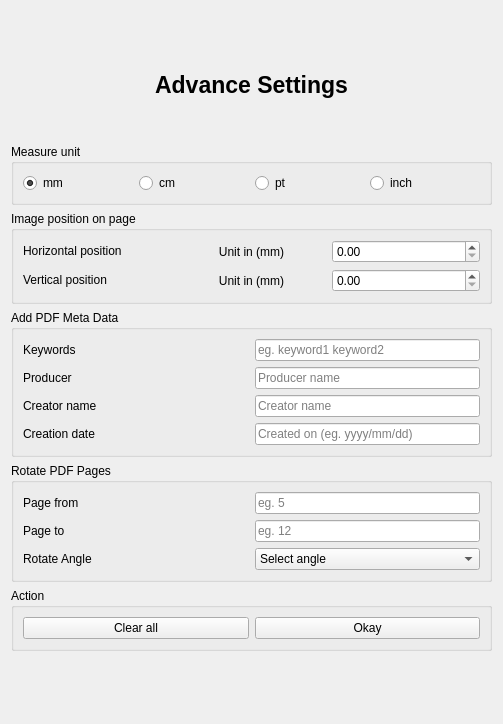
rishabh3354/JPG2PDF, file src/advance_setting.ui: the form before one commit.
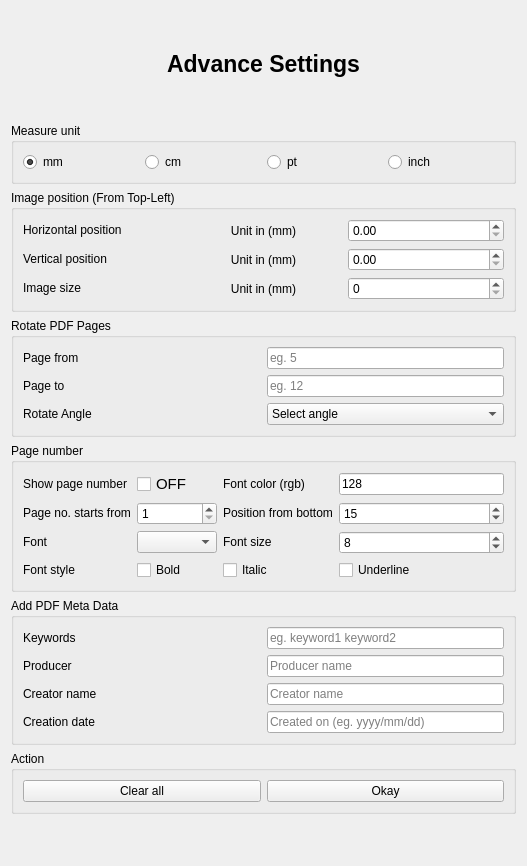
The form after the commit.

```diff
--- a/src/advance_setting.ui
+++ b/src/advance_setting.ui
@@ -6,8 +6,8 @@
    <rect>
     <x>0</x>
     <y>0</y>
-    <width>503</width>
-    <height>724</height>
+    <width>527</width>
+    <height>866</height>
    </rect>
   </property>
   <property name="windowTitle">
@@ -114,11 +114,34 @@
         </sizepolicy>
        </property>
        <property name="title">
-        <string>Image position on page</string>
+        <string>Image position (From Top-Left)</string>
        </property>
        <layout class="QVBoxLayout" name="verticalLayout_16">
         <item>
          <layout class="QGridLayout" name="gridLayout_28">
+          <item row="1" column="2">
+           <widget class="QDoubleSpinBox" name="v_value"/>
+          </item>
+          <item row="0" column="1">
+           <widget class="QLabel" name="h_unit">
+            <property name="text">
+             <string>Unit in (mm)</string>
+            </property>
+            <property name="alignment">
+             <set>Qt::AlignCenter</set>
+            </property>
+           </widget>
+          </item>
+          <item row="1" column="1">
+           <widget class="QLabel" name="v_unit">
+            <property name="text">
+             <string>Unit in (mm)</string>
+            </property>
+            <property name="alignment">
+             <set>Qt::AlignCenter</set>
+            </property>
+           </widget>
+          </item>
           <item row="1" column="0">
            <widget class="QLabel" name="label_25">
             <property name="sizePolicy">
@@ -132,29 +155,6 @@
             </property>
            </widget>
           </item>
-          <item row="1" column="1">
-           <widget class="QLabel" name="v_unit">
-            <property name="text">
-             <string>Unit in (mm)</string>
-            </property>
-            <property name="alignment">
-             <set>Qt::AlignCenter</set>
-            </property>
-           </widget>
-          </item>
-          <item row="0" column="1">
-           <widget class="QLabel" name="h_unit">
-            <property name="text">
-             <string>Unit in (mm)</string>
-            </property>
-            <property name="alignment">
-             <set>Qt::AlignCenter</set>
-            </property>
-           </widget>
-          </item>
-          <item row="0" column="2">
-           <widget class="QDoubleSpinBox" name="h_value"/>
-          </item>
           <item row="0" column="0">
            <widget class="QLabel" name="label_27">
             <property name="sizePolicy">
@@ -168,62 +168,11 @@
             </property>
            </widget>
           </item>
-          <item row="1" column="2">
-           <widget class="QDoubleSpinBox" name="v_value"/>
-          </item>
-         </layout>
-        </item>
-       </layout>
-      </widget>
-     </item>
-     <item>
-      <widget class="QGroupBox" name="groupBox_5">
-       <property name="sizePolicy">
-        <sizepolicy hsizetype="Preferred" vsizetype="Fixed">
-         <horstretch>0</horstretch>
-         <verstretch>0</verstretch>
-        </sizepolicy>
-       </property>
-       <property name="title">
-        <string>Add PDF Meta Data</string>
-       </property>
-       <layout class="QVBoxLayout" name="verticalLayout_12">
-        <item>
-         <layout class="QGridLayout" name="gridLayout_24">
-          <item row="0" column="1">
-           <widget class="QLineEdit" name="keywords">
-            <property name="sizePolicy">
-             <sizepolicy hsizetype="Preferred" vsizetype="Fixed">
-              <horstretch>0</horstretch>
-              <verstretch>0</verstretch>
-             </sizepolicy>
-            </property>
-            <property name="text">
-             <string/>
-            </property>
-            <property name="placeholderText">
-             <string>eg. keyword1 keyword2</string>
-            </property>
-           </widget>
-          </item>
-          <item row="2" column="1">
-           <widget class="QLineEdit" name="creator">
-            <property name="sizePolicy">
-             <sizepolicy hsizetype="Preferred" vsizetype="Fixed">
-              <horstretch>0</horstretch>
-              <verstretch>0</verstretch>
-             </sizepolicy>
-            </property>
-            <property name="text">
-             <string/>
-            </property>
-            <property name="placeholderText">
-             <string>Creator name</string>
-            </property>
-           </widget>
+          <item row="0" column="2">
+           <widget class="QDoubleSpinBox" name="h_value"/>
           </item>
           <item row="2" column="0">
-           <widget class="QLabel" name="label_19">
+           <widget class="QLabel" name="label_26">
             <property name="sizePolicy">
              <sizepolicy hsizetype="Preferred" vsizetype="Fixed">
               <horstretch>0</horstretch>
@@ -231,78 +180,24 @@
              </sizepolicy>
             </property>
             <property name="text">
-             <string>Creator name</string>
+             <string>Image size</string>
             </property>
            </widget>
           </item>
-          <item row="1" column="1">
-           <widget class="QLineEdit" name="producer">
-            <property name="sizePolicy">
-             <sizepolicy hsizetype="Preferred" vsizetype="Fixed">
-              <horstretch>0</horstretch>
-              <verstretch>0</verstretch>
-             </sizepolicy>
-            </property>
+          <item row="2" column="1">
+           <widget class="QLabel" name="image_size_unit">
             <property name="text">
-             <string/>
+             <string>Unit in (mm)</string>
             </property>
-            <property name="placeholderText">
-             <string>Producer name</string>
+            <property name="alignment">
+             <set>Qt::AlignCenter</set>
             </property>
            </widget>
           </item>
-          <item row="3" column="1">
-           <widget class="QLineEdit" name="created_on">
-            <property name="sizePolicy">
-             <sizepolicy hsizetype="Preferred" vsizetype="Fixed">
-              <horstretch>0</horstretch>
-              <verstretch>0</verstretch>
-             </sizepolicy>
-            </property>
-            <property name="text">
-             <string/>
-            </property>
-            <property name="placeholderText">
-             <string>Created on (eg. yyyy/mm/dd)</string>
-            </property>
-           </widget>
-          </item>
-          <item row="0" column="0">
-           <widget class="QLabel" name="label_17">
-            <property name="sizePolicy">
-             <sizepolicy hsizetype="Preferred" vsizetype="Fixed">
-              <horstretch>0</horstretch>
-              <verstretch>0</verstretch>
-             </sizepolicy>
-            </property>
-            <property name="text">
-             <string>Keywords</string>
-            </property>
-           </widget>
-          </item>
-          <item row="1" column="0">
-           <widget class="QLabel" name="label_20">
-            <property name="sizePolicy">
-             <sizepolicy hsizetype="Preferred" vsizetype="Fixed">
-              <horstretch>0</horstretch>
-              <verstretch>0</verstretch>
-             </sizepolicy>
-            </property>
-            <property name="text">
-             <string>Producer</string>
-            </property>
-           </widget>
-          </item>
-          <item row="3" column="0">
-           <widget class="QLabel" name="label_18">
-            <property name="sizePolicy">
-             <sizepolicy hsizetype="Preferred" vsizetype="Fixed">
-              <horstretch>0</horstretch>
-              <verstretch>0</verstretch>
-             </sizepolicy>
-            </property>
-            <property name="text">
-             <string>Creation date</string>
+          <item row="2" column="2">
+           <widget class="QSpinBox" name="size_value">
+            <property name="toolTip">
+             <string>Image size</string>
             </property>
            </widget>
           </item>
@@ -434,6 +329,354 @@
        </layout>
       </widget>
      </item>
+     <item>
+      <widget class="QGroupBox" name="groupBox_10">
+       <property name="sizePolicy">
+        <sizepolicy hsizetype="Preferred" vsizetype="Fixed">
+         <horstretch>0</horstretch>
+         <verstretch>0</verstretch>
+        </sizepolicy>
+       </property>
+       <property name="title">
+        <string>Page number</string>
+       </property>
+       <layout class="QVBoxLayout" name="verticalLayout_18">
+        <item>
+         <layout class="QGridLayout" name="gridLayout_30">
+          <item row="4" column="0">
+           <widget class="QLabel" name="label_35">
+            <property name="sizePolicy">
+             <sizepolicy hsizetype="Preferred" vsizetype="Fixed">
+              <horstretch>0</horstretch>
+              <verstretch>0</verstretch>
+             </sizepolicy>
+            </property>
+            <property name="text">
+             <string>Font style</string>
+            </property>
+           </widget>
+          </item>
+          <item row="4" column="2">
+           <widget class="QCheckBox" name="italic">
+            <property name="text">
+             <string>Italic</string>
+            </property>
+           </widget>
+          </item>
+          <item row="4" column="1">
+           <widget class="QCheckBox" name="bold">
+            <property name="text">
+             <string>Bold</string>
+            </property>
+           </widget>
+          </item>
+          <item row="0" column="0">
+           <widget class="QLabel" name="label_32">
+            <property name="sizePolicy">
+             <sizepolicy hsizetype="Preferred" vsizetype="Fixed">
+              <horstretch>0</horstretch>
+              <verstretch>0</verstretch>
+             </sizepolicy>
+            </property>
+            <property name="text">
+             <string>Show page number</string>
+            </property>
+           </widget>
+          </item>
+          <item row="1" column="0">
+           <widget class="QLabel" name="label_34">
+            <property name="sizePolicy">
+             <sizepolicy hsizetype="Preferred" vsizetype="Fixed">
+              <horstretch>0</horstretch>
+              <verstretch>0</verstretch>
+             </sizepolicy>
+            </property>
+            <property name="text">
+             <string>Page no. starts from</string>
+            </property>
+           </widget>
+          </item>
+          <item row="1" column="3" colspan="2">
+           <widget class="QSpinBox" name="font_position">
+            <property name="toolTip">
+             <string>Image size</string>
+            </property>
+            <property name="value">
+             <number>15</number>
+            </property>
+           </widget>
+          </item>
+          <item row="3" column="1">
+           <widget class="QComboBox" name="comboBox"/>
+          </item>
+          <item row="0" column="1">
+           <widget class="QCheckBox" name="show_page_no">
+            <property name="font">
+             <font>
+              <pointsize>11</pointsize>
+             </font>
+            </property>
+            <property name="styleSheet">
+             <string notr="true">QCheckBox::indicator { width: 20px;height:20px };</string>
+            </property>
+            <property name="text">
+             <string>OFF</string>
+            </property>
+            <property name="iconSize">
+             <size>
+              <width>16</width>
+              <height>16</height>
+             </size>
+            </property>
+           </widget>
+          </item>
+          <item row="1" column="1">
+           <widget class="QSpinBox" name="page_starts">
+            <property name="toolTip">
+             <string>Image size</string>
+            </property>
+            <property name="minimum">
+             <number>1</number>
+            </property>
+            <property name="maximum">
+             <number>100000</number>
+            </property>
+           </widget>
+          </item>
+          <item row="1" column="2">
+           <widget class="QLabel" name="label_31">
+            <property name="sizePolicy">
+             <sizepolicy hsizetype="Preferred" vsizetype="Fixed">
+              <horstretch>0</horstretch>
+              <verstretch>0</verstretch>
+             </sizepolicy>
+            </property>
+            <property name="text">
+             <string>Position from bottom</string>
+            </property>
+           </widget>
+          </item>
+          <item row="3" column="0">
+           <widget class="QLabel" name="label_30">
+            <property name="sizePolicy">
+             <sizepolicy hsizetype="Preferred" vsizetype="Fixed">
+              <horstretch>0</horstretch>
+              <verstretch>0</verstretch>
+             </sizepolicy>
+            </property>
+            <property name="text">
+             <string>Font</string>
+            </property>
+           </widget>
+          </item>
+          <item row="3" column="2">
+           <widget class="QLabel" name="label_33">
+            <property name="sizePolicy">
+             <sizepolicy hsizetype="Preferred" vsizetype="Fixed">
+              <horstretch>0</horstretch>
+              <verstretch>0</verstretch>
+             </sizepolicy>
+            </property>
+            <property name="text">
+             <string>Font size</string>
+            </property>
+           </widget>
+          </item>
+          <item row="3" column="3" colspan="2">
+           <widget class="QSpinBox" name="font_size">
+            <property name="toolTip">
+             <string>Image size</string>
+            </property>
+            <property name="minimum">
+             <number>1</number>
+            </property>
+            <property name="maximum">
+             <number>72</number>
+            </property>
+            <property name="value">
+             <number>8</number>
+            </property>
+           </widget>
+          </item>
+          <item row="0" column="3" colspan="2">
+           <widget class="QLineEdit" name="font_color">
+            <property name="sizePolicy">
+             <sizepolicy hsizetype="Preferred" vsizetype="Fixed">
+              <horstretch>0</horstretch>
+              <verstretch>0</verstretch>
+             </sizepolicy>
+            </property>
+            <property name="toolTip">
+             <string>If From page is blank, operation will perform to ending page</string>
+            </property>
+            <property name="text">
+             <string>128</string>
+            </property>
+            <property name="placeholderText">
+             <string>eg. 128</string>
+            </property>
+           </widget>
+          </item>
+          <item row="0" column="2">
+           <widget class="QLabel" name="label_36">
+            <property name="sizePolicy">
+             <sizepolicy hsizetype="Preferred" vsizetype="Fixed">
+              <horstretch>0</horstretch>
+              <verstretch>0</verstretch>
+             </sizepolicy>
+            </property>
+            <property name="text">
+             <string>Font color (rgb)</string>
+            </property>
+           </widget>
+          </item>
+          <item row="4" column="3" colspan="2">
+           <widget class="QCheckBox" name="underline">
+            <property name="text">
+             <string>Underline</string>
+            </property>
+           </widget>
+          </item>
+         </layout>
+        </item>
+       </layout>
+      </widget>
+     </item>
+     <item>
+      <widget class="QGroupBox" name="groupBox_5">
+       <property name="sizePolicy">
+        <sizepolicy hsizetype="Preferred" vsizetype="Fixed">
+         <horstretch>0</horstretch>
+         <verstretch>0</verstretch>
+        </sizepolicy>
+       </property>
+       <property name="title">
+        <string>Add PDF Meta Data</string>
+       </property>
+       <layout class="QVBoxLayout" name="verticalLayout_12">
+        <item>
+         <layout class="QGridLayout" name="gridLayout_24">
+          <item row="0" column="1">
+           <widget class="QLineEdit" name="keywords">
+            <property name="sizePolicy">
+             <sizepolicy hsizetype="Preferred" vsizetype="Fixed">
+              <horstretch>0</horstretch>
+              <verstretch>0</verstretch>
+             </sizepolicy>
+            </property>
+            <property name="text">
+             <string/>
+            </property>
+            <property name="placeholderText">
+             <string>eg. keyword1 keyword2</string>
+            </property>
+           </widget>
+          </item>
+          <item row="2" column="1">
+           <widget class="QLineEdit" name="creator">
+            <property name="sizePolicy">
+             <sizepolicy hsizetype="Preferred" vsizetype="Fixed">
+              <horstretch>0</horstretch>
+              <verstretch>0</verstretch>
+             </sizepolicy>
+            </property>
+            <property name="text">
+             <string/>
+            </property>
+            <property name="placeholderText">
+             <string>Creator name</string>
+            </property>
+           </widget>
+          </item>
+          <item row="2" column="0">
+           <widget class="QLabel" name="label_19">
+            <property name="sizePolicy">
+             <sizepolicy hsizetype="Preferred" vsizetype="Fixed">
+              <horstretch>0</horstretch>
+              <verstretch>0</verstretch>
+             </sizepolicy>
+            </property>
+            <property name="text">
+             <string>Creator name</string>
+            </property>
+           </widget>
+          </item>
+          <item row="1" column="1">
+           <widget class="QLineEdit" name="producer">
+            <property name="sizePolicy">
+             <sizepolicy hsizetype="Preferred" vsizetype="Fixed">
+              <horstretch>0</horstretch>
+              <verstretch>0</verstretch>
+             </sizepolicy>
+            </property>
+            <property name="text">
+             <string/>
+            </property>
+            <property name="placeholderText">
+             <string>Producer name</string>
+            </property>
+           </widget>
+          </item>
+          <item row="3" column="1">
+           <widget class="QLineEdit" name="created_on">
+            <property name="sizePolicy">
+             <sizepolicy hsizetype="Preferred" vsizetype="Fixed">
+              <horstretch>0</horstretch>
+              <verstretch>0</verstretch>
+             </sizepolicy>
+            </property>
+            <property name="text">
+             <string/>
+            </property>
+            <property name="placeholderText">
+             <string>Created on (eg. yyyy/mm/dd)</string>
+            </property>
+           </widget>
+          </item>
+          <item row="0" column="0">
+           <widget class="QLabel" name="label_17">
+            <property name="sizePolicy">
+             <sizepolicy hsizetype="Preferred" vsizetype="Fixed">
+              <horstretch>0</horstretch>
+              <verstretch>0</verstretch>
+             </sizepolicy>
+            </property>
+            <property name="text">
+             <string>Keywords</string>
+            </property>
+           </widget>
+          </item>
+          <item row="1" column="0">
+           <widget class="QLabel" name="label_20">
+            <property name="sizePolicy">
+             <sizepolicy hsizetype="Preferred" vsizetype="Fixed">
+              <horstretch>0</horstretch>
+              <verstretch>0</verstretch>
+             </sizepolicy>
+            </property>
+            <property name="text">
+             <string>Producer</string>
+            </property>
+           </widget>
+          </item>
+          <item row="3" column="0">
+           <widget class="QLabel" name="label_18">
+            <property name="sizePolicy">
+             <sizepolicy hsizetype="Preferred" vsizetype="Fixed">
+              <horstretch>0</horstretch>
+              <verstretch>0</verstretch>
+             </sizepolicy>
+            </property>
+            <property name="text">
+             <string>Creation date</string>
+            </property>
+           </widget>
+          </item>
+         </layout>
+        </item>
+       </layout>
+      </widget>
+     </item>
      <item>
       <widget class="QGroupBox" name="groupBox_6">
        <property name="sizePolicy">
```
